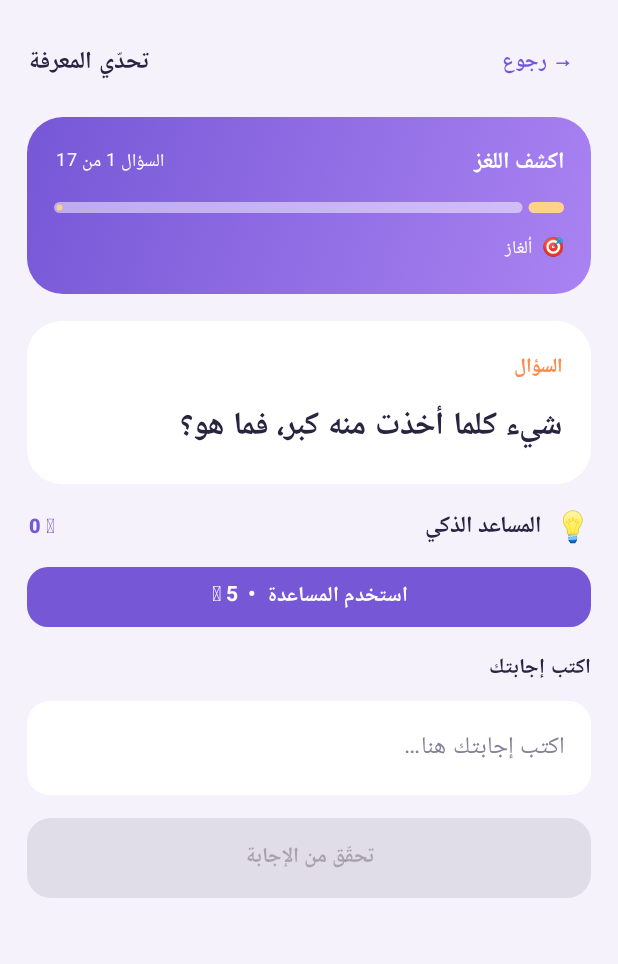
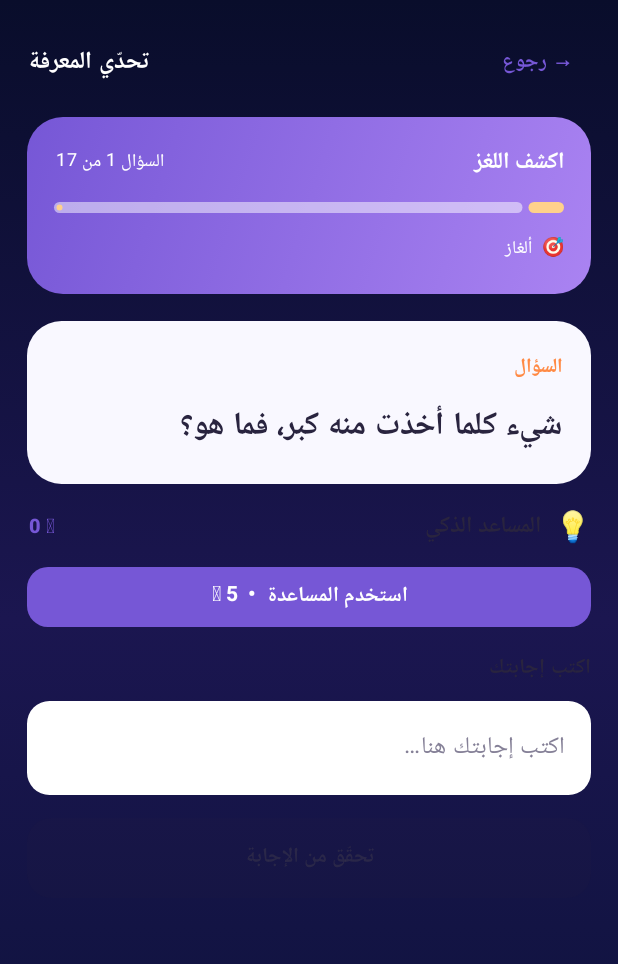
Before and after one commit to mohmed7689065353352-hub/-, an Android app built with Jetpack Compose: the screen it shows after launch (MainActivity), after a tap on "ابدأ التحدي", on a phone screen of 412 x 824 dp. Shown: the top 964 px of the screen. Run offline under Robolectric (Android 15) with nearby library versions, the phone set to English and light mode, and no system bars.

Commit message:
Apply immersive dark cosmic gradient backgrounds to app screens

```diff
--- a/app/src/main/java/com/knowledgechallenge/app/MainActivity.kt
+++ b/app/src/main/java/com/knowledgechallenge/app/MainActivity.kt
@@ -174,12 +174,12 @@ private fun normalize(v:String)=v.trim().lowercase().replace("أ","ا").replace(
  }
 }
 @Composable private fun HomeScreen(score:Int,solved:Int,streak:Int,onStart:(Mode)->Unit){
- val bg=Color(0xFFF5F2FC); val ink=Color(0xFF29243F); val muted=Color(0xFF858097)
- Column(Modifier.fillMaxSize().background(bg).verticalScroll(rememberScrollState()).padding(horizontal=18.dp, vertical=16.dp)){
+ val bg=Color(0xFF090D2B); val ink=Color(0xFF29243F); val muted=Color(0xFF858097)
+ Column(Modifier.fillMaxSize().background(Brush.verticalGradient(listOf(Color(0xFF080D2C),Color(0xFF17134A),Color(0xFF26145A),Color(0xFF090D2B)))).verticalScroll(rememberScrollState()).padding(horizontal=18.dp, vertical=16.dp)){
   Row(Modifier.fillMaxWidth(),verticalAlignment=Alignment.CenterVertically,horizontalArrangement=Arrangement.SpaceBetween){
    Row(verticalAlignment=Alignment.CenterVertically){
     Box(Modifier.size(48.dp).background(Brush.linearGradient(listOf(Color(0xFF7657D6),Color(0xFFB28CF6))),RoundedCornerShape(16.dp)),contentAlignment=Alignment.Center){Text("🧠",fontSize=26.sp)}
-    Spacer(Modifier.width(10.dp));Column{Text("تحدّي المعرفة",color=ink,fontSize=21.sp,fontWeight=FontWeight.ExtraBold);Text("العب بذكاء… واصنع إنجازك",color=muted,fontSize=11.sp)}
+    Spacer(Modifier.width(10.dp));Column{Text("تحدّي المعرفة",color=Color.White,fontSize=21.sp,fontWeight=FontWeight.ExtraBold);Text("العب بذكاء… واصنع إنجازك",color=Color(0xFFBFC9F8),fontSize=11.sp)}
    }
    Row(Modifier.background(Color.White,RoundedCornerShape(20.dp)).padding(horizontal=12.dp,vertical=9.dp),verticalAlignment=Alignment.CenterVertically){Text("🪙",fontSize=16.sp);Spacer(Modifier.width(5.dp));Text(score.toString(),color=ink,fontWeight=FontWeight.Bold,fontSize=14.sp)}
   }
@@ -202,15 +202,15 @@ private fun normalize(v:String)=v.trim().lowercase().replace("أ","ا").replace(
    MiniStat("🔥","متتالية",streak.toString(),Modifier.weight(1f))
   }
   Spacer(Modifier.height(22.dp))
-  Row(Modifier.fillMaxWidth(),horizontalArrangement=Arrangement.SpaceBetween,verticalAlignment=Alignment.CenterVertically){Text("اختر مغامرتك",color=ink,fontSize=19.sp,fontWeight=FontWeight.ExtraBold);Text("٦ أنماط",color=Color(0xFF7657D6),fontSize=11.sp,fontWeight=FontWeight.Bold)}
-  Text("كل نمط يختبر مهارة مختلفة لديك",color=muted,fontSize=12.sp,modifier=Modifier.padding(top=4.dp,bottom=13.dp))
+  Row(Modifier.fillMaxWidth(),horizontalArrangement=Arrangement.SpaceBetween,verticalAlignment=Alignment.CenterVertically){Text("اختر مغامرتك",color=Color.White,fontSize=19.sp,fontWeight=FontWeight.ExtraBold);Text("٦ أنماط",color=Color(0xFF7657D6),fontSize=11.sp,fontWeight=FontWeight.Bold)}
+  Text("كل نمط يختبر مهارة مختلفة لديك",color=Color(0xFFBFC9F8),fontSize=12.sp,modifier=Modifier.padding(top=4.dp,bottom=13.dp))
   val colors=listOf(Color(0xFFFFEEE4),Color(0xFFEDE8FF),Color(0xFFE1F7F4),Color(0xFFFFF3D9),Color(0xFFE5F0FF),Color(0xFFFFE8F1))
   val emojis=listOf("🕵️","🧩","⚡","🧠","🔢","✍️")
   Mode.values().toList().chunked(2).forEachIndexed{row,group->
    Row(Modifier.fillMaxWidth(),horizontalArrangement=Arrangement.spacedBy(11.dp)){
     group.forEachIndexed{col,mode->
      val i=row*2+col
-     Column(Modifier.weight(1f).padding(bottom=11.dp).background(Color.White,RoundedCornerShape(21.dp)).clickable{onStart(mode)}.padding(14.dp)){
+     Column(Modifier.weight(1f).padding(bottom=11.dp).background(Color(0xFFF8F7FF),RoundedCornerShape(21.dp)).clickable{onStart(mode)}.padding(14.dp)){
       Row(Modifier.fillMaxWidth(),horizontalArrangement=Arrangement.SpaceBetween,verticalAlignment=Alignment.CenterVertically){
        Box(Modifier.size(46.dp).background(colors[i],RoundedCornerShape(15.dp)),contentAlignment=Alignment.Center){Text(emojis[i],fontSize=25.sp)}
        Text("↗",color=muted,fontSize=17.sp)
@@ -243,8 +243,8 @@ private fun normalize(v:String)=v.trim().lowercase().replace("أ","ا").replace(
  val memoryQuestion=c.prompt.substringAfter(". ","ما العنصر المطلوب؟")
  val correct=c.answers.any{normalize(answer)==normalize(it)}
  LaunchedEffect(c){if(c.mode==Mode.MEMORY){revealMemory=true;kotlinx.coroutines.delay(3500);revealMemory=false}}
- Column(Modifier.fillMaxSize().background(Canvas).verticalScroll(rememberScrollState()).padding(18.dp)){
-  Row(Modifier.fillMaxWidth(),verticalAlignment=Alignment.CenterVertically){TextButton(onClick=onBack){Text("→ رجوع",color=Purple,fontWeight=FontWeight.Bold)};Spacer(Modifier.weight(1f));Text("تحدّي المعرفة",color=Ink,fontWeight=FontWeight.ExtraBold)}
+ Column(Modifier.fillMaxSize().background(Brush.verticalGradient(listOf(Color(0xFF090D2B),Color(0xFF1B1650),Color(0xFF0B1238)))).verticalScroll(rememberScrollState()).padding(18.dp)){
+  Row(Modifier.fillMaxWidth(),verticalAlignment=Alignment.CenterVertically){TextButton(onClick=onBack){Text("→ رجوع",color=Purple,fontWeight=FontWeight.Bold)};Spacer(Modifier.weight(1f));Text("تحدّي المعرفة",color=Color.White,fontWeight=FontWeight.ExtraBold)}
   Spacer(Modifier.height(12.dp))
   Column(Modifier.fillMaxWidth().background(Brush.linearGradient(listOf(Purple,Color(0xFFAA83F2))),RoundedCornerShape(24.dp)).padding(18.dp)){
    Row(Modifier.fillMaxWidth(),horizontalArrangement=Arrangement.SpaceBetween){Text(c.mode.title,color=Color.White,fontSize=15.sp,fontWeight=FontWeight.Bold);Text("السؤال "+number+" من "+total,color=Color.White,fontSize=12.sp)}
@@ -252,7 +252,7 @@ private fun normalize(v:String)=v.trim().lowercase().replace("أ","ا").replace(
    Spacer(Modifier.height(12.dp));Text("🎯  "+c.category,color=Color.White,fontSize=12.sp)
   }
   Spacer(Modifier.height(18.dp))
-  Column(Modifier.fillMaxWidth().background(Color.White,RoundedCornerShape(23.dp)).padding(19.dp)){
+  Column(Modifier.fillMaxWidth().background(Color(0xFFF9F8FF),RoundedCornerShape(23.dp)).padding(19.dp)){
    Text(if(c.mode==Mode.MEMORY&&revealMemory)"احفظ جيداً… ستختفي العناصر بعد لحظات" else "السؤال",color=Gold,fontSize=13.sp,fontWeight=FontWeight.ExtraBold)
    Spacer(Modifier.height(10.dp));Text(if(c.mode==Mode.MEMORY){if(revealMemory)memorySequence else memoryQuestion}else c.prompt,color=Ink,fontSize=21.sp,fontWeight=FontWeight.Bold,lineHeight=32.sp)
    if(c.mode==Mode.MEMORY&&revealMemory){Spacer(Modifier.height(10.dp));Text("⏳ احفظ التسلسل الآن",color=Purple,fontSize=12.sp,fontWeight=FontWeight.Bold)}
```
